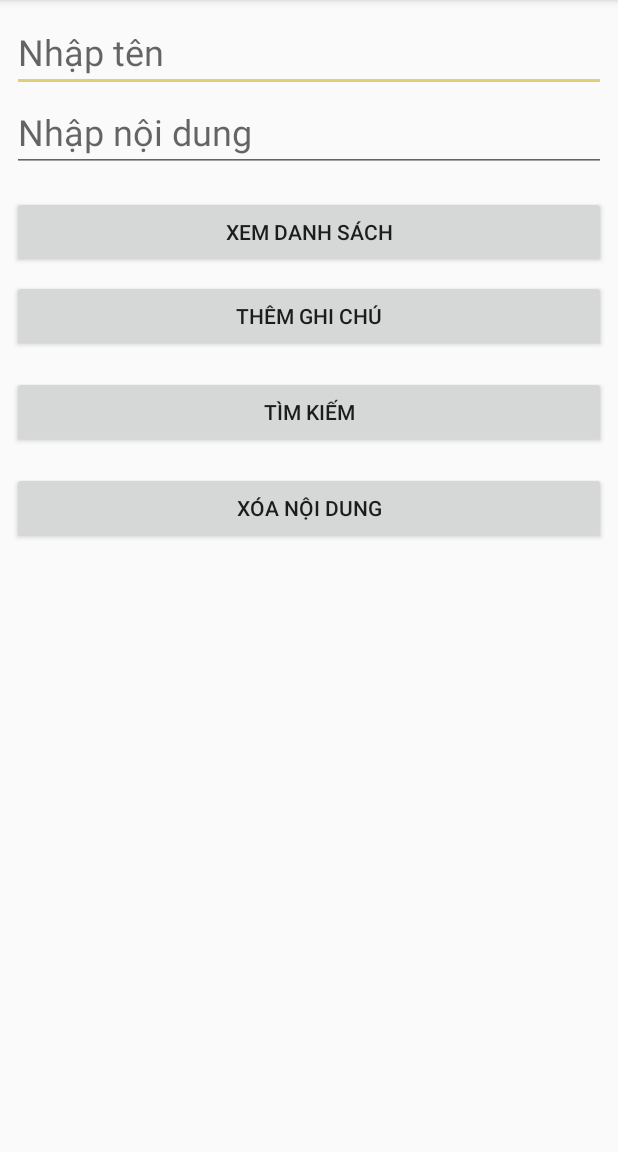
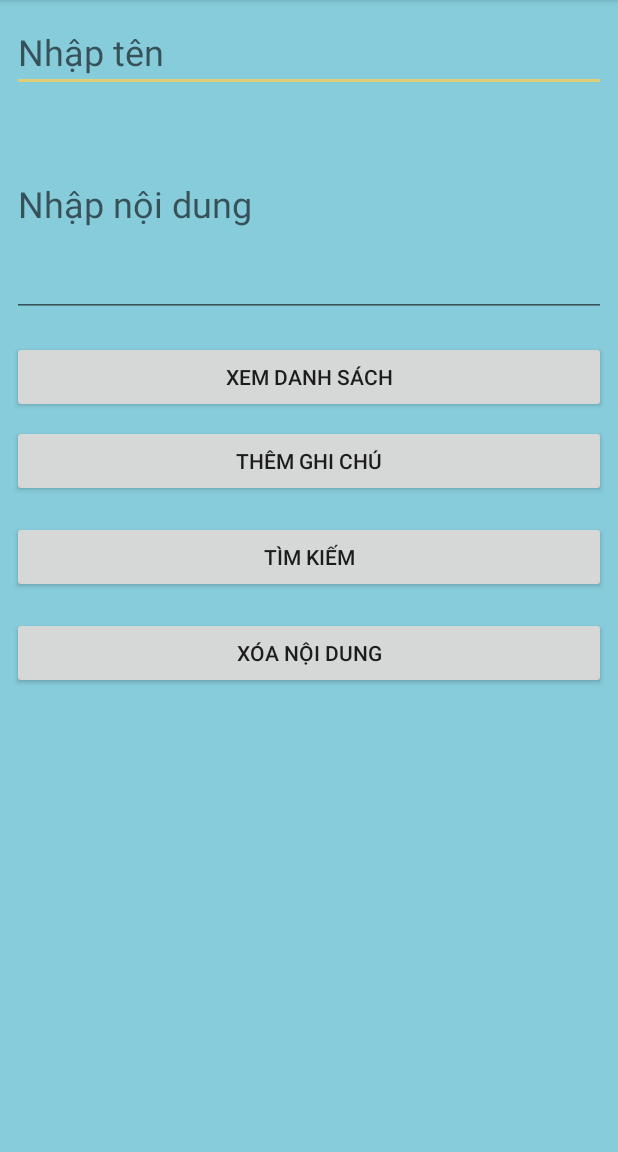
Before and after one commit to doansk/App_SucKhoe, an Android app: the Vietghichu screen opened directly, with no data from a screen before it, on a phone screen of 412 x 824 dp, the part 84-1236 px from its top. Run offline under Robolectric (Android 15) with nearby library versions, the phone set to English and light mode, and no system bars.

Commit message:
color ghichu

```diff
--- a/app/src/main/java/com/example/fg/Vietghichu.java
+++ b/app/src/main/java/com/example/fg/Vietghichu.java
@@ -77,8 +77,8 @@ public class Vietghichu extends AppCompatActivity {
         if (!lst.isEmpty()) {
             for(BangGhiChu st:lst)
             {
-                studentsList += String.valueOf(st.getStudentID())
-                        + " " + st.getStudentName()
+                studentsList += st.getStudentName()
+                        + ": " + st.getStudentID()
                         + System.getProperty("line.separator");
                 nhapten.setText("");
                 nhapnoidung.setText("");
--- a/app/src/main/res/layout/activity_vietghichu.xml
+++ b/app/src/main/res/layout/activity_vietghichu.xml
@@ -5,7 +5,9 @@
     xmlns:tools="http://schemas.android.com/tools"
     android:layout_width="match_parent"
     android:layout_height="match_parent"
-    tools:context=".MainActivity">
+    tools:context=".MainActivity"
+    android:background="#87CCDB"
+    >
 
 <TableLayout
     android:layout_width="match_parent"
@@ -33,7 +35,7 @@
         <EditText
             android:id="@+id/studentid"
             android:layout_width="wrap_content"
-            android:layout_height="wrap_content"
+            android:layout_height="150dp"
             android:layout_marginStart="8dp"
             android:layout_marginLeft="8dp"
             android:layout_marginEnd="8dp"
```
